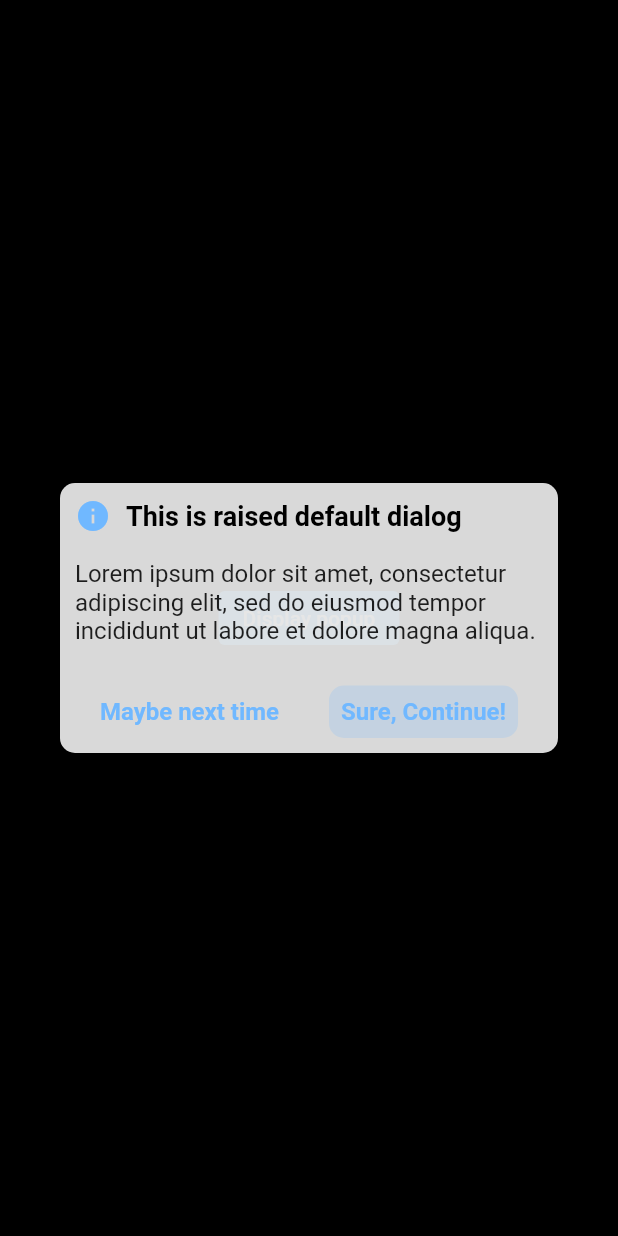
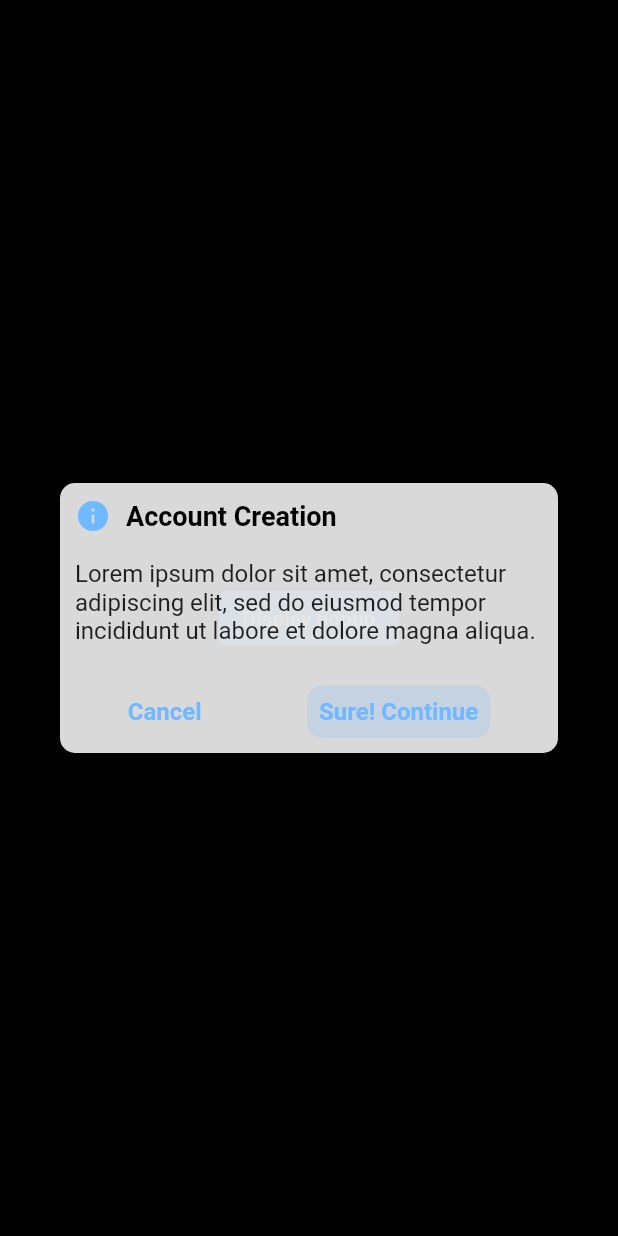
Before and after one commit to koukibadr/Blurry, a Flutter app: the screen it shows after launch, after a tap on "Display popup", on a phone screen of 412 x 824 dp. Run offline on Flutter 3.47's test engine with Material 2 defaults, Android fonts, the phone set to English and light mode, and no system bars.

Commit message:
add base widget parameters

```diff
--- a/example/lib/main.dart
+++ b/example/lib/main.dart
@@ -35,7 +35,11 @@ class ExampleWidget extends StatelessWidget {
         child: Center(
           child: ElevatedButton(
             onPressed: (){
-              const Blurry().show(context);
+              const Blurry(
+                title: 'Account Creation',
+                description: 'Lorem ipsum dolor sit amet, consectetur adipiscing elit, sed do eiusmod tempor incididunt ut labore et dolore magna aliqua.',
+                confirmButtonText: 'Sure! Continue'
+              ).show(context);
             },
             child: const Text("Display popup"),
           )
--- a/lib/blurry.dart
+++ b/lib/blurry.dart
@@ -3,7 +3,18 @@ import 'dart:ui';
 import 'package:flutter/material.dart';
 
 class Blurry extends StatelessWidget {
-  const Blurry({Key? key}) : super(key: key);
+  final String title;
+  final String description;
+  final String cancelButtonText;
+  final String confirmButtonText;
+
+  const Blurry(
+      {Key? key,
+      required this.title,
+      required this.description,
+      this.cancelButtonText = 'Cancel',
+      required this.confirmButtonText})
+      : super(key: key);
 
   void show(BuildContext context) {
     showDialog(
@@ -31,13 +42,13 @@ class Blurry extends StatelessWidget {
           Padding(
             padding: const EdgeInsets.only(left: 10, top: 10),
             child: Row(
-              children: const [
-                Icon(Icons.info, color: Color(0xff70B8FF)),
-                SizedBox(
+              children: [
+                const Icon(Icons.info, color: Color(0xff70B8FF)),
+                const SizedBox(
                   width: 10,
                 ),
-                Text('This is raised default dialog',
-                    style: TextStyle(
+                Text(title,
+                    style: const TextStyle(
                         color: Colors.black,
                         fontWeight: FontWeight.bold,
                         fontSize: 18))
@@ -48,8 +59,7 @@ class Blurry extends StatelessWidget {
               child: Padding(
             padding: const EdgeInsets.all(10),
             child: Center(
-              child: Text(
-                  'Lorem ipsum dolor sit amet, consectetur adipiscing elit, sed do eiusmod tempor incididunt ut labore et dolore magna aliqua.'),
+              child: Text(description),
             ),
           )),
           Padding(
@@ -57,19 +67,19 @@ class Blurry extends StatelessWidget {
             child: Row(
               mainAxisAlignment: MainAxisAlignment.spaceAround,
               children: [
-                const Text('Maybe next time',
-                    style: TextStyle(
+                Text(cancelButtonText,
+                    style: const TextStyle(
                         fontWeight: FontWeight.bold, color: Color(0xff70B8FF))),
                 Container(
                     decoration: BoxDecoration(
                       borderRadius: BorderRadius.circular(10),
-                      color: Color(0xff70B8FF).withOpacity(0.2),
+                      color: const Color(0xff70B8FF).withOpacity(0.2),
                     ),
                     child: Padding(
                       padding: const EdgeInsets.all(8.0),
                       child: Text(
-                        'Sure, Continue!',
-                        style: TextStyle(
+                        confirmButtonText,
+                        style: const TextStyle(
                             fontWeight: FontWeight.bold,
                             color: Color(0xff70B8FF)),
                       ),
```
